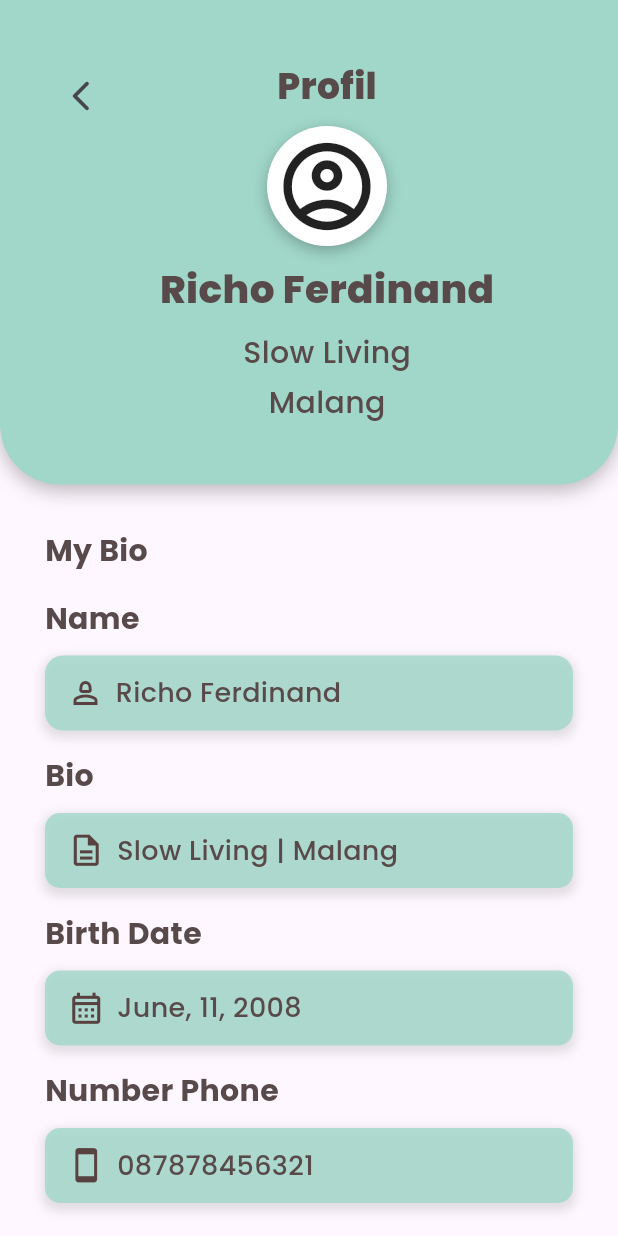
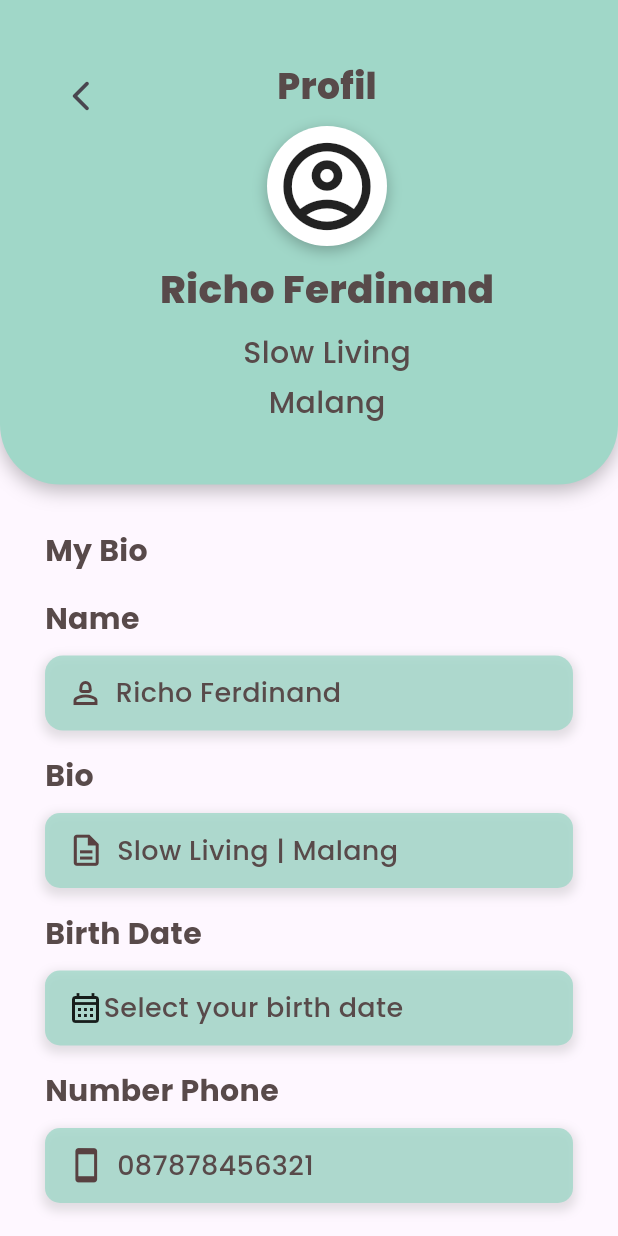
Before and after one commit to rotullima/todolist, a Flutter app: the MyProfileScreen screen opened directly, on a phone screen of 412 x 824 dp. Run offline on Flutter 3.47's test engine with Material 3 defaults, Android fonts, the phone set to English and light mode, and no system bars; our stand-ins replace awesome_dialog, flutter_slidable, google_fonts, syncfusion_flutter_calendar.

Commit message:
edit by selly

```diff
--- a/lib/screens/my_profile_screen.dart
+++ b/lib/screens/my_profile_screen.dart
@@ -1,8 +1,30 @@
 import 'package:flutter/material.dart';
 import 'package:google_fonts/google_fonts.dart';
+import 'package:intl/intl.dart';
 
-class MyProfileScreen extends StatelessWidget {
+class MyProfileScreen extends StatefulWidget {
   const MyProfileScreen({super.key});
+
+  @override
+  State<MyProfileScreen> createState() => _MyProfileScreen();
+}
+
+class _MyProfileScreen extends State<MyProfileScreen> {
+  DateTime? tanggalTerpilih;
+  TimeOfDay? waktuTerpilih;
+
+  String get formatTanggal {
+    if (tanggalTerpilih == null) return '';
+    return DateFormat('MMMM d,yyyy').format(tanggalTerpilih!);
+  }
+
+  String get formatWaktu {
+    if (waktuTerpilih == null) return '';
+    final now = DateTime.now();
+    final dt = DateTime(now.year, now.month, now.day, waktuTerpilih!.hour,
+        waktuTerpilih!.minute);
+    return DateFormat('HH:mm').format(dt);
+  }
 
   @override
   Widget build(BuildContext context) {
@@ -120,7 +142,6 @@ class MyProfileScreen extends StatelessWidget {
                       color: Color(0xFF584A4A),
                     ),
                   ),
-
                   const SizedBox(height: 16),
                   Text(
                     "Name",
@@ -223,7 +244,21 @@ class MyProfileScreen extends StatelessWidget {
                     ),
                   ),
                   SizedBox(height: 10),
-                  Container(
+                  GestureDetector(
+                    onTap: () async {
+                      final DateTime? terpilih = await showDatePicker(
+                        context: context,
+                        initialDate: tanggalTerpilih ?? DateTime.now(),
+                        firstDate: DateTime(2000),
+                        lastDate: DateTime(2100),
+                      );
+                      if (terpilih != null) {
+                        setState(() {
+                          tanggalTerpilih = terpilih;
+                        });
+                      }
+                    },
+                   child: Container(
                     width: 400,
                     height: 50,
                     alignment: Alignment.centerLeft,
@@ -242,22 +277,21 @@ class MyProfileScreen extends StatelessWidget {
                     ),
                     child: Row(
                       children: [
-                        const Icon(
+                        Icon(
                           Icons.calendar_month_outlined,
-                          color: Color(0xFF584141),
-                          size: 25,
                         ),
-                        const SizedBox(width: 8),
                         Text(
-                          "June, 11, 2008",
+                          formatTanggal.isEmpty ? "Select your birth date" : formatTanggal,
                           style: GoogleFonts.poppins(
                             fontSize: 18,
                             fontWeight: FontWeight.w500,
                             color: Color(0xFF584A4A),
                           ),
                         ),
+
                       ],
                     ),
+                  ),
                   ),
                   const SizedBox(height: 16),
                   Text(
```
